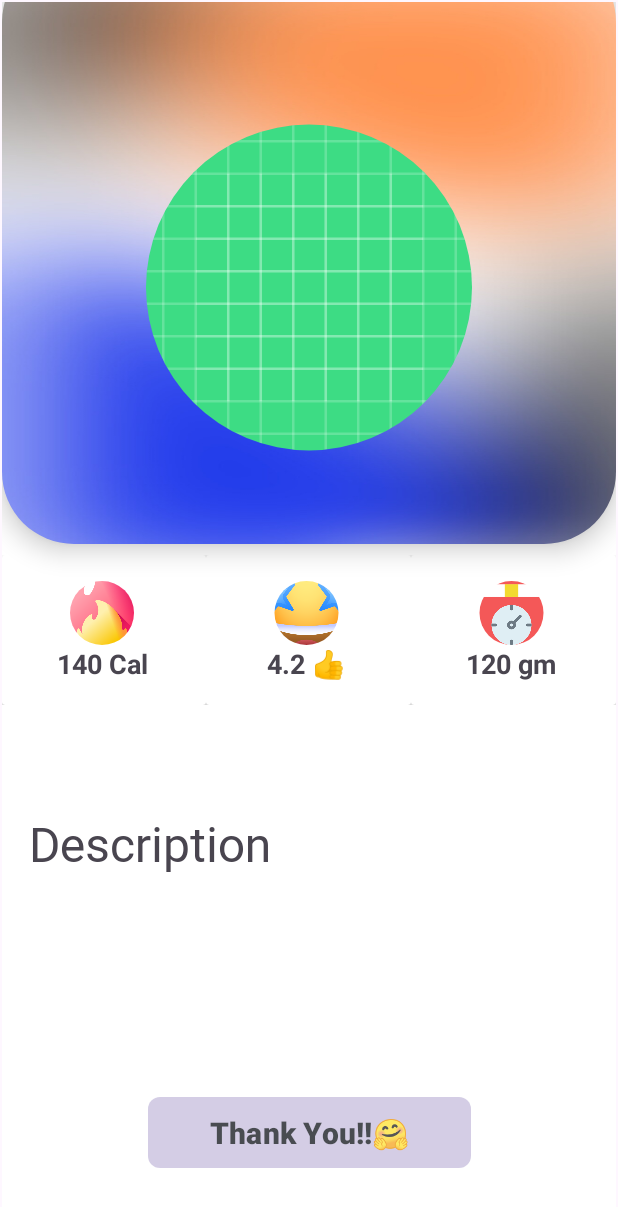
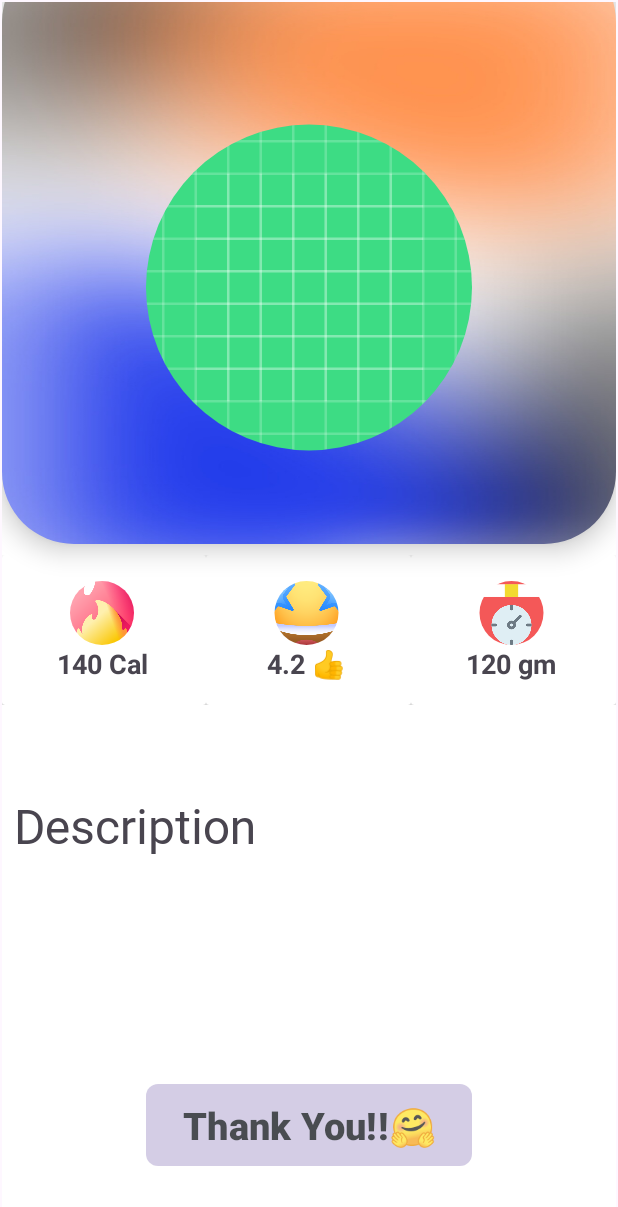
Before and after one commit to Kshitiz-Mhto/FoodieHub, an Android app: the InfoFragment screen opened through its navigation route, on a phone screen of 412 x 824 dp. Shown: the top 1207 px of the screen. Run offline under Robolectric (Android 15) with nearby library versions, the phone set to English and light mode, and no system bars; our stand-ins replace CircleImageView; network calls fail.

Commit message:
resources has been updated

```diff
--- a/app/src/main/res/layout/fragment_info.xml
+++ b/app/src/main/res/layout/fragment_info.xml
@@ -214,15 +214,15 @@
         android:layout_width="wrap_content"
         android:layout_height="wrap_content"
         android:fontFamily="@font/raleway_semibold"
-        android:text="Description"
+        android:text=" Description"
         android:textAlignment="center"
         android:textSize="32sp"
         app:layout_constraintBottom_toBottomOf="parent"
         app:layout_constraintEnd_toEndOf="parent"
-        app:layout_constraintHorizontal_bias="0.072"
+        app:layout_constraintHorizontal_bias="0.0"
         app:layout_constraintStart_toStartOf="parent"
         app:layout_constraintTop_toTopOf="parent"
-        app:layout_constraintVertical_bias="0.693" />
+        app:layout_constraintVertical_bias="0.678" />
 
     <TextView
         android:id="@+id/etDescriptionDetail"
@@ -240,18 +240,18 @@
 
     <Button
         android:id="@+id/btnThankyou"
-        android:layout_width="215dp"
-        android:layout_height="47dp"
+        android:layout_width="wrap_content"
+        android:layout_height="wrap_content"
         android:alpha="0.75"
+        android:background="@drawable/curve_bg"
         android:backgroundTint="@null"
-        android:background="@drawable/curve_bg"
         android:elevation="12dp"
         android:gravity="center"
         android:text="Thank You!!🤗"
         android:textColor="@color/perfectblack"
-        android:textSize="20sp"
+        android:textSize="25sp"
         android:textStyle="bold"
-        app:cornerRadius="12dp"
+        app:cornerRadius="13dp"
         app:layout_constraintBottom_toBottomOf="parent"
         app:layout_constraintEnd_toEndOf="parent"
         app:layout_constraintStart_toStartOf="parent"
--- a/app/src/main/res/navigation/nav_graph.xml
+++ b/app/src/main/res/navigation/nav_graph.xml
@@ -23,7 +23,9 @@
         tools:layout="@layout/fragment_dashboard" >
         <action
             android:id="@+id/action_dashboardFragment_to_infoFragment"
-            app:destination="@id/infoFragment" />
+            app:destination="@id/infoFragment"
+            app:enterAnim="@anim/push_down_in"
+            app:popExitAnim="@anim/slide_up" />
     </fragment>
     <fragment
         android:id="@+id/infoFragment"
```
Also changed, not shown: app/src/main/res/drawable/dash_screenshot.png (added), app/src/main/res/drawable/dashboard.png (deleted), app/src/main/res/drawable/home_screen101.png (deleted), app/src/main/res/drawable/home_screenshot.png (added), app/src/main/res/drawable/search_food.png (deleted).
